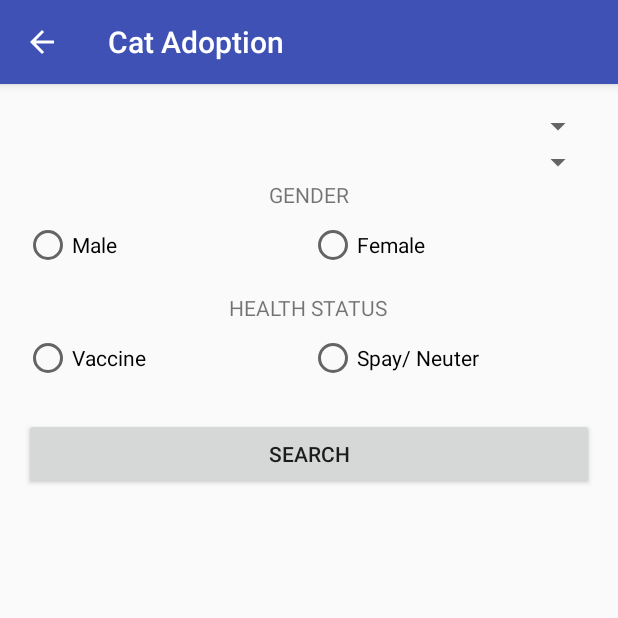
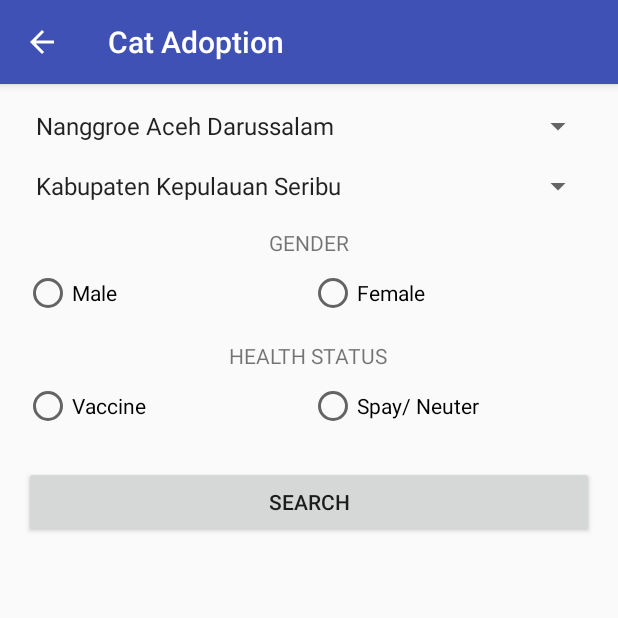
Before and after one commit to mfpfakhri/PRASIKU, an Android app: the FindCatAdoptionActivity screen opened directly, with no data from a screen before it, on a phone screen of 412 x 824 dp, the top half of it. Run offline under Robolectric (Android 15) with nearby library versions, the phone set to English and light mode, and no system bars.

Commit message:
static spinner di sign up selesai. static spinner cat breeds selesai. static spinner cat adoption selesai. next : static spinner di 1. upload animal 2. adoption form received | yang mau adopt

```diff
--- a/app/src/main/java/com/example/android/prasikuv11/FindCatAdoptionActivity.java
+++ b/app/src/main/java/com/example/android/prasikuv11/FindCatAdoptionActivity.java
@@ -1,13 +1,31 @@
 package com.example.android.prasikuv11;
 
+import android.os.Bundle;
 import android.support.v7.app.AppCompatActivity;
-import android.os.Bundle;
+import android.widget.ArrayAdapter;
+import android.widget.Spinner;
 
 public class FindCatAdoptionActivity extends AppCompatActivity {
 
     @Override
     protected void onCreate(Bundle savedInstanceState) {
         super.onCreate(savedInstanceState);
-        setContentView(R.layout.activity_cat_adoption);
+        setContentView(R.layout.activity_find_cat_adoption);
+
+        Spinner spinnerProvince = (Spinner) findViewById(R.id.cat_adoption_spinner_province);
+        // Create an ArrayAdapter using the string array and a default spinner layout
+        ArrayAdapter<CharSequence> catAdoptionProvinceAdapter = ArrayAdapter.createFromResource(this, R.array.province_spinner, android.R.layout.simple_spinner_item);
+        // Specify the layout to use when the list of choices appears
+        catAdoptionProvinceAdapter.setDropDownViewResource(android.R.layout.simple_spinner_dropdown_item);
+        // Apply the adapter to the spinner
+        spinnerProvince.setAdapter(catAdoptionProvinceAdapter);
+
+        Spinner spinnerCity = (Spinner) findViewById(R.id.cat_adoption_spinner_city);
+        // Create an ArrayAdapter using the string array and a default spinner layout
+        ArrayAdapter<CharSequence> catAdoptionCityAdapter = ArrayAdapter.createFromResource(this, R.array.city_spinner, android.R.layout.simple_spinner_item);
+        // Specify the layout to use when the list of choices appears
+        catAdoptionCityAdapter.setDropDownViewResource(android.R.layout.simple_spinner_dropdown_item);
+        // Apply the adapter to the spinner
+        spinnerCity.setAdapter(catAdoptionCityAdapter);
     }
 }
--- a/app/src/main/res/layout/activity_cat_adoption.xml
+++ b/app/src/main/res/layout/activity_find_cat_adoption.xml
@@ -10,14 +10,16 @@
     tools:context="com.example.android.prasikuv11.FindCatAdoptionActivity">
 
     <Spinner
-        android:id="@+id/cat_adoption_province"
+        android:id="@+id/cat_adoption_spinner_province"
         android:layout_width="match_parent"
-        android:layout_height="wrap_content"></Spinner>
+        android:layout_height="wrap_content"
+        android:layout_marginBottom="16sp"/>
 
     <Spinner
-        android:id="@+id/cat_adoption_city"
+        android:id="@+id/cat_adoption_spinner_city"
         android:layout_width="match_parent"
-        android:layout_height="wrap_content"></Spinner>
+        android:layout_height="wrap_content"
+        android:layout_marginBottom="16sp"/>
 
     <TextView
         android:id="@+id/cat_adoption_gender_text"
--- a/app/src/main/res/layout/activity_sign_up.xml
+++ b/app/src/main/res/layout/activity_sign_up.xml
@@ -76,14 +76,14 @@
                 android:hint="@string/password" />
 
             <Spinner
-                android:id="@+id/spinner_province"
+                android:id="@+id/signup_spinner_province"
                 android:layout_width="match_parent"
                 android:layout_height="wrap_content"
                 android:spinnerMode="dropdown"
                 android:layout_marginBottom="16sp"/>
 
             <Spinner
-                android:id="@+id/spinner_city"
+                android:id="@+id/signup_spinner_city"
                 android:layout_width="match_parent"
                 android:layout_height="wrap_content"
                 android:spinnerMode="dropdown"
--- a/app/src/main/res/values/arrays_spinner.xml
+++ b/app/src/main/res/values/arrays_spinner.xml
@@ -1,6 +1,6 @@
 <?xml version="1.0" encoding="utf-8"?>
 <resources>
-    <string-array name="signup_province_spinner">
+    <string-array name="province_spinner">
         <item name = "nad">Nanggroe Aceh Darussalam</item>
         <item name = "sumatera_utara">Sumatera Utara</item>
         <item name = "sumatera_barat">Sumatera Barat</item>
@@ -36,7 +36,7 @@
         <item name = "papua_barat">Papua Barat</item>
         <item name = "papua">Papua</item>
     </string-array>
-    <string-array name="signup_city_spinner">
+    <string-array name="city_spinner">
         <item name = "kep_seribu">Kabupaten Kepulauan Seribu</item>
         <item name = "jakarta_barat">Kota Jakarta Barat</item>
         <item name = "jakarta_pusat">Kota Jakarta Pusat</item>
```
Also changed, not shown: app/src/main/java/com/example/android/prasikuv11/SignUpActivity.java (+4 -4 lines).
